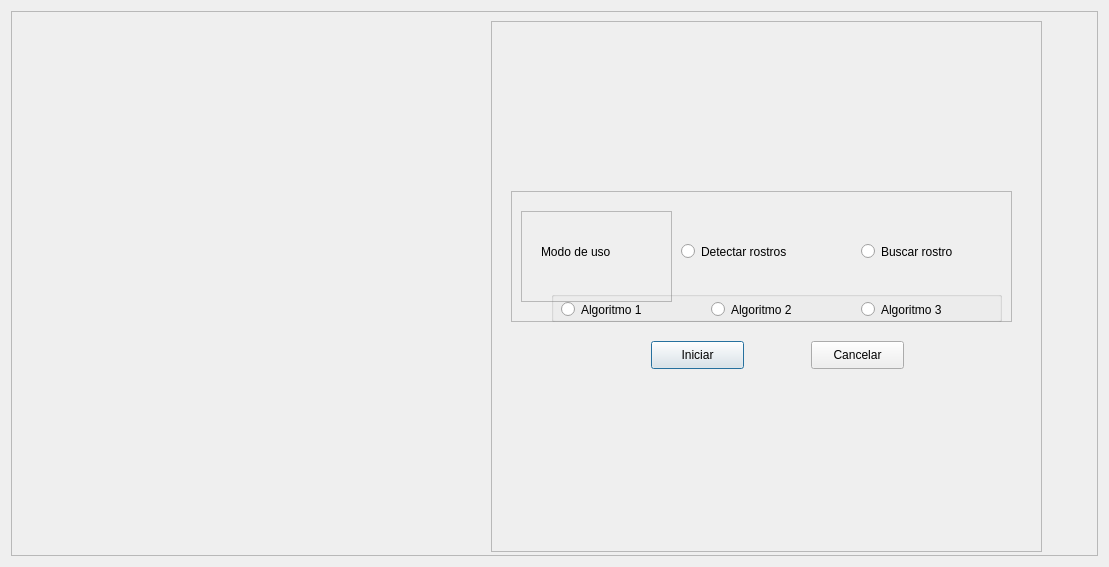
First picture: the form in view/ui/mainFunctions.ui, repository lgsilvestre/G3_Metodologia_2_2021, before the edit.
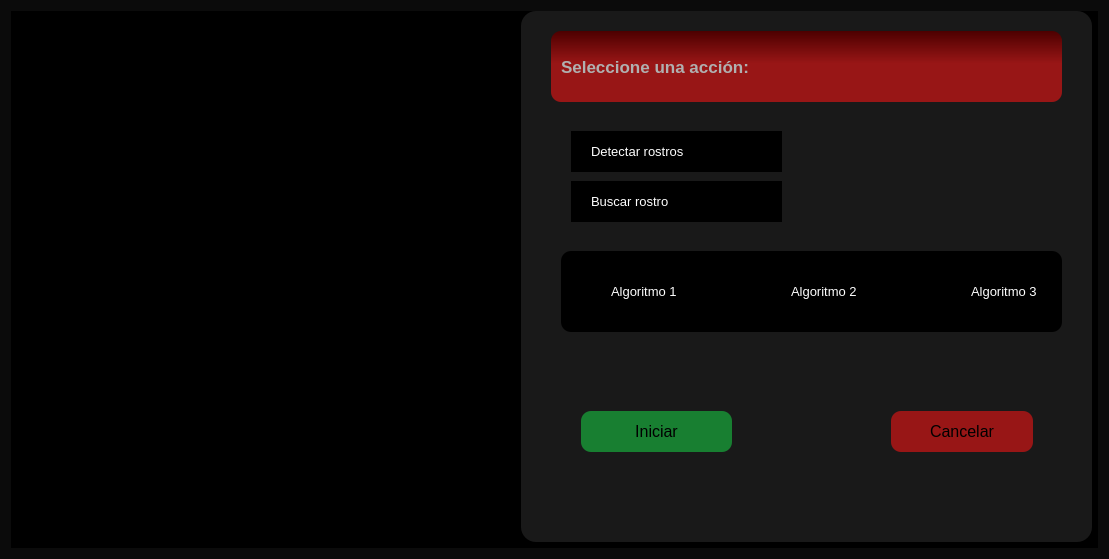
Second picture: the form after the edit. Icons and pictures are not drawn.

What changed in the file:
```diff
--- a/view/ui/mainFunctions.ui
+++ b/view/ui/mainFunctions.ui
@@ -7,15 +7,28 @@
     <x>0</x>
     <y>0</y>
     <width>1109</width>
-    <height>567</height>
+    <height>559</height>
    </rect>
   </property>
+  <property name="minimumSize">
+   <size>
+    <width>1109</width>
+    <height>0</height>
+   </size>
+  </property>
   <property name="windowTitle">
    <string>Dialog</string>
   </property>
+  <property name="styleSheet">
+   <string notr="true">Background-Color: rgb(11, 11, 11);</string>
+  </property>
   <layout class="QHBoxLayout" name="horizontalLayout">
    <item>
     <widget class="QFrame" name="frame">
+     <property name="styleSheet">
+      <string notr="true">Background-Color: rgb(0, 0, 0);
+</string>
+     </property>
      <property name="frameShape">
       <enum>QFrame::StyledPanel</enum>
      </property>
@@ -26,11 +39,14 @@
       <property name="geometry">
        <rect>
         <x>480</x>
-        <y>10</y>
-        <width>551</width>
-        <height>531</height>
+        <y>0</y>
+        <width>611</width>
+        <height>541</height>
        </rect>
       </property>
+      <property name="styleSheet">
+       <string notr="true">bakground-color: rgb(0, 0, 0);</string>
+      </property>
       <property name="frameShape">
        <enum>QFrame::StyledPanel</enum>
       </property>
@@ -40,12 +56,21 @@
       <widget class="QFrame" name="frameBtns">
        <property name="geometry">
         <rect>
-         <x>20</x>
-         <y>170</y>
-         <width>501</width>
-         <height>131</height>
+         <x>30</x>
+         <y>0</y>
+         <width>571</width>
+         <height>531</height>
         </rect>
        </property>
+       <property name="styleSheet">
+        <string notr="true">QFrame {
+	Background-color:rgb(25, 25, 25);
+	border-style: outset;
+    border-radius: 15px;
+
+	
+}</string>
+       </property>
        <property name="frameShape">
         <enum>QFrame::StyledPanel</enum>
        </property>
@@ -55,12 +80,23 @@
        <widget class="QRadioButton" name="radioBtnDetect">
         <property name="geometry">
          <rect>
-          <x>170</x>
-          <y>50</y>
-          <width>141</width>
-          <height>21</height>
+          <x>50</x>
+          <y>120</y>
+          <width>211</width>
+          <height>41</height>
          </rect>
         </property>
+        <property name="font">
+         <font>
+          <pointsize>10</pointsize>
+         </font>
+        </property>
+        <property name="styleSheet">
+         <string notr="true">QRadioButton {
+	Color: White;
+
+}</string>
+        </property>
         <property name="text">
          <string>Detectar rostros</string>
         </property>
@@ -68,12 +104,22 @@
        <widget class="QFrame" name="frameUseMode">
         <property name="geometry">
          <rect>
-          <x>10</x>
+          <x>30</x>
           <y>20</y>
-          <width>151</width>
-          <height>91</height>
+          <width>511</width>
+          <height>71</height>
          </rect>
         </property>
+        <property name="styleSheet">
+         <string notr="true">QFrame
+{
+	background-color:qlineargradient(spread:pad, x1:1, y1:0.733318, x2:1, y2:0, stop:0.380682 rgba(152, 22, 22, 255), stop:1 rgba(77, 0, 0, 255));
+	border-style: outset;
+    border-radius: 10px;
+    border-color: beige;
+
+}</string>
+        </property>
         <property name="frameShape">
          <enum>QFrame::StyledPanel</enum>
         </property>
@@ -83,26 +129,46 @@
         <widget class="QLabel" name="label">
          <property name="geometry">
           <rect>
-           <x>20</x>
-           <y>20</y>
-           <width>101</width>
-           <height>41</height>
+           <x>10</x>
+           <y>0</y>
+           <width>221</width>
+           <height>71</height>
           </rect>
          </property>
+         <property name="font">
+          <font>
+           <pointsize>13</pointsize>
+           <weight>75</weight>
+           <italic>false</italic>
+           <bold>true</bold>
+           <underline>false</underline>
+          </font>
+         </property>
+         <property name="styleSheet">
+          <string notr="true">Color: rgb(176, 176, 176);</string>
+         </property>
          <property name="text">
-          <string>Modo de uso</string>
+          <string>Seleccione una acción:</string>
          </property>
         </widget>
        </widget>
        <widget class="QRadioButton" name="radioBtnSearch">
         <property name="geometry">
          <rect>
-          <x>350</x>
-          <y>50</y>
-          <width>121</width>
-          <height>21</height>
+          <x>50</x>
+          <y>170</y>
+          <width>211</width>
+          <height>41</height>
          </rect>
         </property>
+        <property name="font">
+         <font>
+          <pointsize>10</pointsize>
+         </font>
+        </property>
+        <property name="styleSheet">
+         <string notr="true">Color: White;</string>
+        </property>
         <property name="text">
          <string>Buscar rostro</string>
         </property>
@@ -111,23 +177,36 @@
         <property name="geometry">
          <rect>
           <x>40</x>
-          <y>100</y>
-          <width>451</width>
-          <height>31</height>
+          <y>240</y>
+          <width>501</width>
+          <height>81</height>
          </rect>
         </property>
+        <property name="styleSheet">
+         <string notr="true">QGroupBox{
+	    border-radius: 10px;
+}</string>
+        </property>
         <property name="title">
          <string/>
         </property>
         <widget class="QRadioButton" name="radioButton">
          <property name="geometry">
           <rect>
-           <x>10</x>
-           <y>10</y>
-           <width>82</width>
-           <height>17</height>
+           <x>30</x>
+           <y>30</y>
+           <width>111</width>
+           <height>21</height>
           </rect>
          </property>
+         <property name="font">
+          <font>
+           <pointsize>10</pointsize>
+          </font>
+         </property>
+         <property name="styleSheet">
+          <string notr="true">Color: White;</string>
+         </property>
          <property name="text">
           <string>Algoritmo 1</string>
          </property>
@@ -135,12 +214,20 @@
         <widget class="QRadioButton" name="radioButton_2">
          <property name="geometry">
           <rect>
-           <x>160</x>
-           <y>10</y>
-           <width>82</width>
-           <height>17</height>
+           <x>210</x>
+           <y>30</y>
+           <width>101</width>
+           <height>21</height>
           </rect>
          </property>
+         <property name="font">
+          <font>
+           <pointsize>10</pointsize>
+          </font>
+         </property>
+         <property name="styleSheet">
+          <string notr="true">Color: White;</string>
+         </property>
          <property name="text">
           <string>Algoritmo 2</string>
          </property>
@@ -148,12 +235,20 @@
         <widget class="QRadioButton" name="radioButton_3">
          <property name="geometry">
           <rect>
-           <x>310</x>
-           <y>10</y>
-           <width>82</width>
-           <height>17</height>
+           <x>390</x>
+           <y>30</y>
+           <width>91</width>
+           <height>21</height>
           </rect>
          </property>
+         <property name="font">
+          <font>
+           <pointsize>10</pointsize>
+          </font>
+         </property>
+         <property name="styleSheet">
+          <string notr="true">Color: White;</string>
+         </property>
          <property name="text">
           <string>Algoritmo 3</string>
          </property>
@@ -162,46 +257,111 @@
         <zorder>radioButton_2</zorder>
         <zorder>radioButton</zorder>
        </widget>
-      </widget>
-      <widget class="QPushButton" name="btnConfirm">
-       <property name="geometry">
-        <rect>
-         <x>160</x>
-         <y>320</y>
-         <width>93</width>
-         <height>28</height>
-        </rect>
-       </property>
-       <property name="text">
-        <string>Iniciar</string>
-       </property>
-      </widget>
-      <widget class="QPushButton" name="btnCancel">
-       <property name="geometry">
-        <rect>
-         <x>320</x>
-         <y>320</y>
-         <width>93</width>
-         <height>28</height>
-        </rect>
-       </property>
-       <property name="text">
-        <string>Cancelar</string>
-       </property>
+       <widget class="QPushButton" name="btnConfirm">
+        <property name="geometry">
+         <rect>
+          <x>60</x>
+          <y>400</y>
+          <width>151</width>
+          <height>41</height>
+         </rect>
+        </property>
+        <property name="font">
+         <font>
+          <pointsize>12</pointsize>
+          <weight>50</weight>
+          <italic>false</italic>
+          <bold>false</bold>
+          <kerning>false</kerning>
+         </font>
+        </property>
+        <property name="cursor">
+         <cursorShape>PointingHandCursor</cursorShape>
+        </property>
+        <property name="styleSheet">
+         <string notr="true">QPushButton 
+{
+	border-style: outset;
+    border-radius: 10px;
+    border-color: beige;
+    min-width: 10em;
+    padding: 6px;
+    background-color:rgb(24, 127, 49);
+}
+
+QPushButton:hover
+{
+   background-color:rgb(113, 226, 96);
+}
+    </string>
+        </property>
+        <property name="text">
+         <string>Iniciar</string>
+        </property>
+       </widget>
+       <widget class="QPushButton" name="btnCancel">
+        <property name="geometry">
+         <rect>
+          <x>370</x>
+          <y>400</y>
+          <width>142</width>
+          <height>41</height>
+         </rect>
+        </property>
+        <property name="font">
+         <font>
+          <pointsize>12</pointsize>
+          <weight>50</weight>
+          <bold>false</bold>
+         </font>
+        </property>
+        <property name="cursor">
+         <cursorShape>PointingHandCursor</cursorShape>
+        </property>
+        <property name="styleSheet">
+         <string notr="true">QPushButton 
+{
+	border-style: outset;
+    border-radius: 10px;
+    border-color: beige;
+    min-width: 10em;
+    padding: 6px;
+   background-color:rgb(152, 22, 22);
+}
+QPushButton:hover
+{
+   background-color:rgb(255, 103, 105);
+}
+
+    </string>
+        </property>
+        <property name="text">
+         <string>Cancelar</string>
+        </property>
+       </widget>
       </widget>
      </widget>
      <widget class="QLabel" name="video">
       <property name="geometry">
        <rect>
-        <x>0</x>
+        <x>-10</x>
         <y>0</y>
-        <width>481</width>
-        <height>531</height>
+        <width>511</width>
+        <height>541</height>
        </rect>
       </property>
       <property name="text">
        <string/>
       </property>
+      <property name="pixmap">
+       <pixmap>ui/images/fondo.jpg</pixmap>
+      </property>
+      <property name="scaledContents">
+       <bool>true</bool>
+      </property>
+      <property name="wordWrap">
+       <bool>false</bool>
+      </property>
      </widget>
     </widget>
    </item>
```
Left out of the diff: 8 changed lines with no effect on the pictures.
